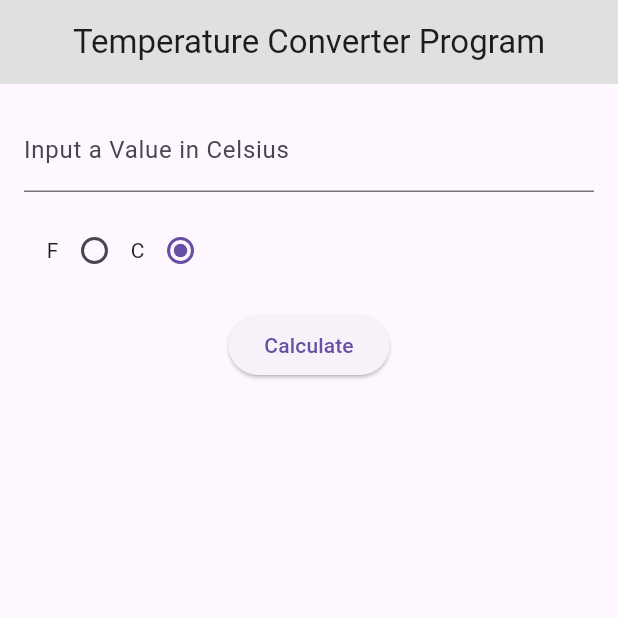
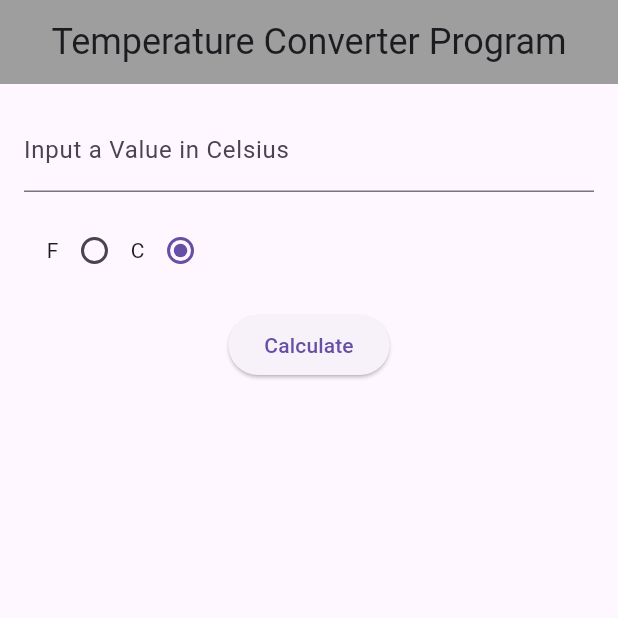
Before and after one commit to tuyishimejohnson/converter_application, a Flutter app: the screen it shows after launch, on a phone screen of 412 x 824 dp, the top half of it. Run offline on Flutter 3.47's test engine with Material 3 defaults, Android fonts, the phone set to English and light mode, and no system bars.

Commit message:
Added the font size of the title.

```diff
--- a/lib/main.dart
+++ b/lib/main.dart
@@ -43,9 +43,14 @@ class TempState extends State<TempApp> {
     );
 
     AppBar appBar = AppBar(
-      title: Text("Temperature Converter Program"),
+      title: Text("Temperature Converter Program",
+      style: TextStyle(
+        fontFamily: "Roboto",
+        fontSize: 24,
+      ),
+      ),
       centerTitle: true,
-      backgroundColor: Colors.grey[300],
+      backgroundColor: Colors.grey[500],
     );
 
     Container tempSwitch = Container(
```
